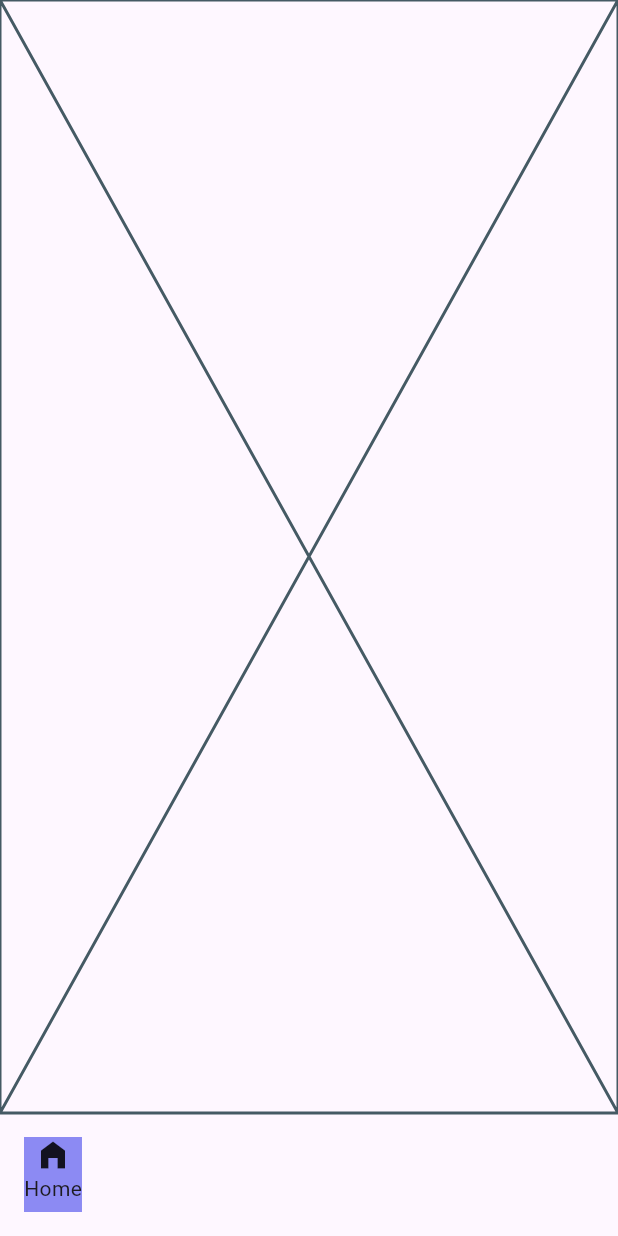
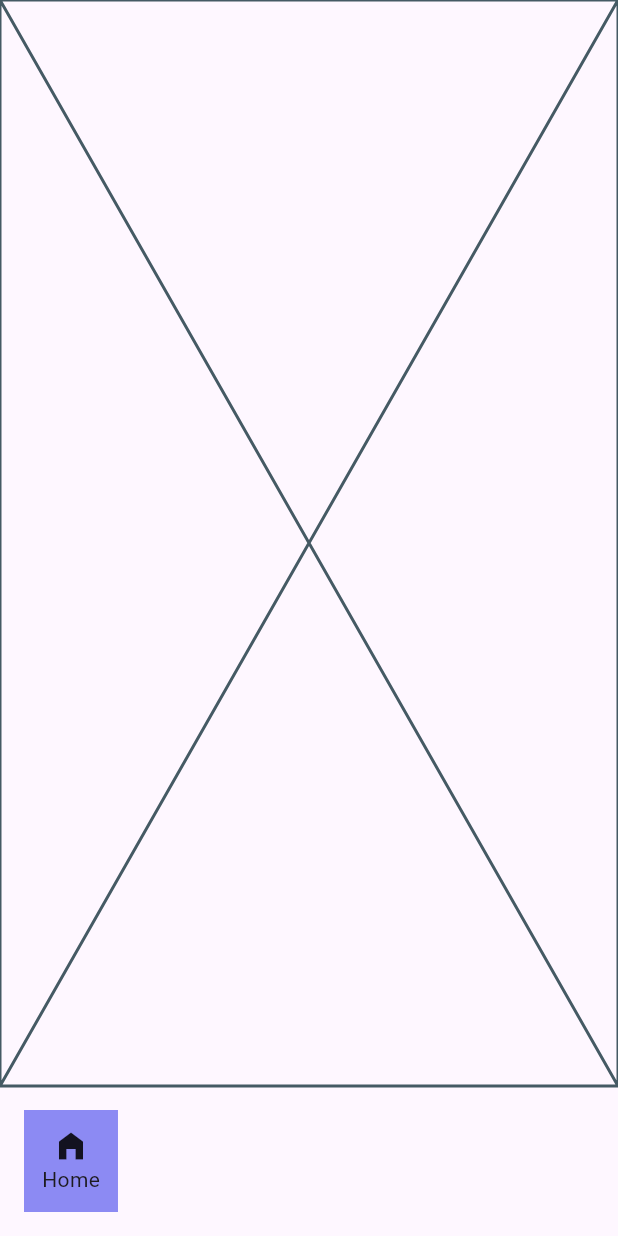
Before and after one commit to JAICHANGPARK/flutter_notebook_chapter_43, a Flutter app: the HabitJournalMainScreen screen opened directly, on a phone screen of 412 x 824 dp. Run offline on Flutter 3.47's test engine with Material 3 defaults, Android fonts, the phone set to English and light mode, and no system bars; our stand-ins replace gap, hugeicons.

Commit message:
Update habit_journal_main_screen.dart

```diff
--- a/lib/ep2173_habit_journal_app/ui/habit_journal_main_screen.dart
+++ b/lib/ep2173_habit_journal_app/ui/habit_journal_main_screen.dart
@@ -19,14 +19,14 @@ class _HabitJournalMainScreenState extends State<HabitJournalMainScreen> {
             child: Placeholder(),
           ),
           Container(
-            height: 82,
+            // height: 82,
             padding: EdgeInsets.all(16),
             child: Row(
               children: [
                 Container(
                   decoration: BoxDecoration(
                     color: HabitAppTheme.primary,
-                  ),
+                  ),padding: EdgeInsets.all(12),
                   child: Column(
                     children: [
                       Icon(
```
